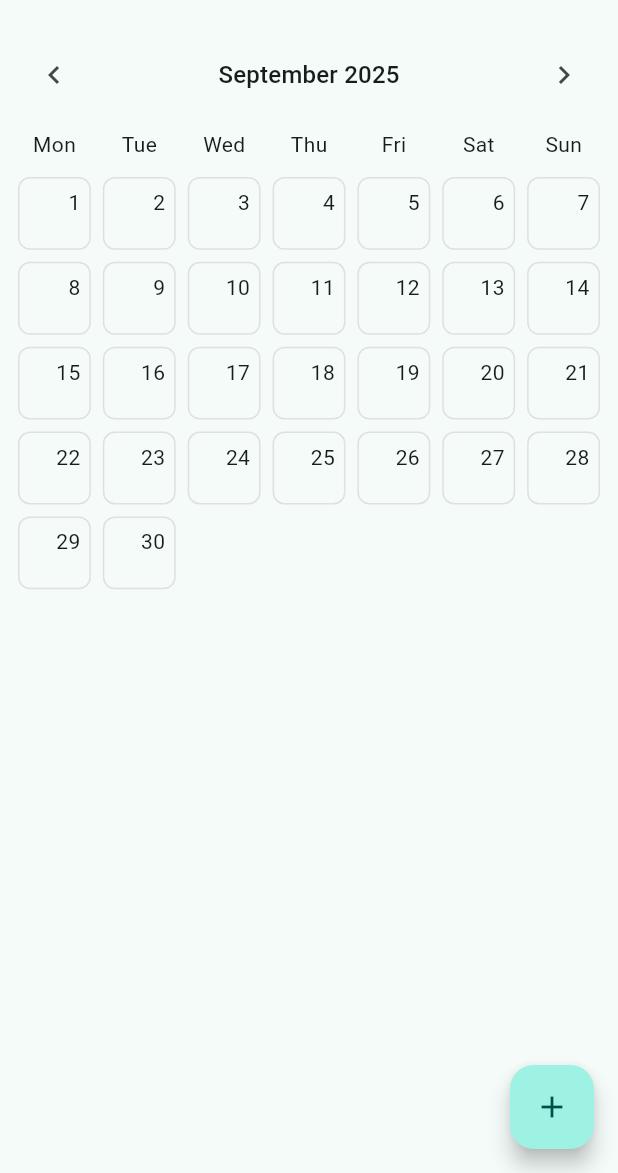
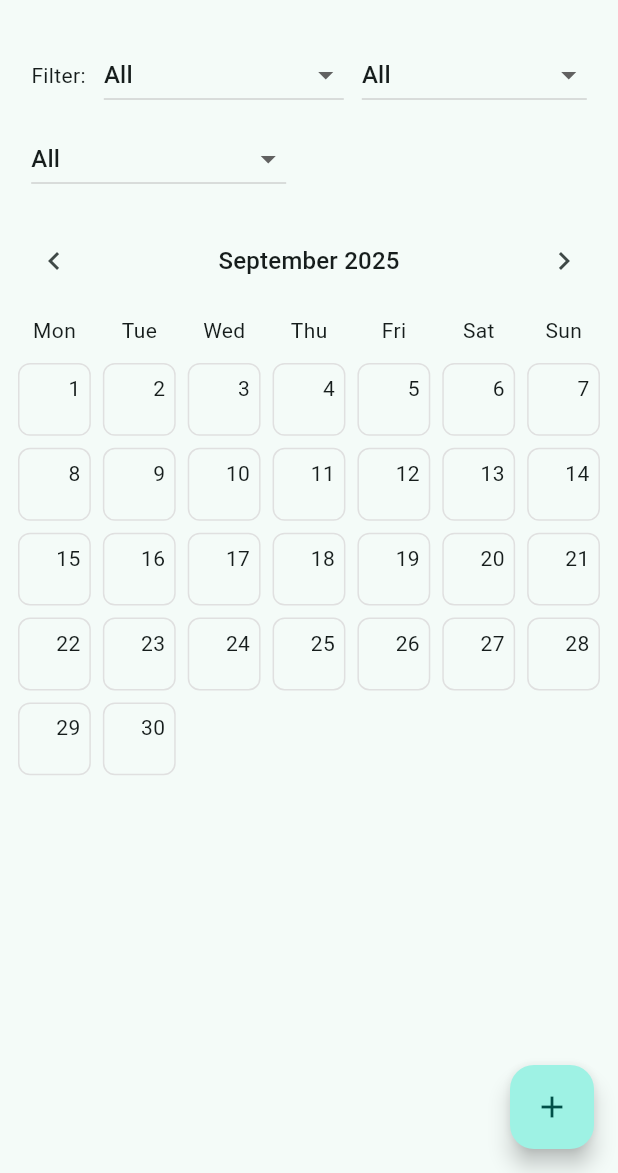
Before and after one commit to robithritz/renja_management, a Flutter app: the screen it shows after launch, after a tap on the "calendar month" icon, on a phone screen of 412 x 824 dp, the part 63-1236 px from its top. Run offline on Flutter 3.47's test engine with Material 3 defaults, Android fonts, the phone set to English and light mode, and no system bars; our stand-ins replace get, sqflite; accounts and stored records are empty.

Commit message:
add more filters

```diff
--- a/lib/modules/renja/renja_controller.dart
+++ b/lib/modules/renja/renja_controller.dart
@@ -14,14 +14,31 @@ class RenjaController extends GetxController {
 
   // UI state
   final selectedInstansi = Rxn<Instansi>();
+  final selectedTahunHijriah = Rxn<int>();
+  final selectedBulanHijriah = Rxn<String>();
+
   final calendarMode = false.obs;
   final currentMonth = DateTime(DateTime.now().year, DateTime.now().month).obs;
 
-  // Derived list with instansi filter applied
+  // Derived list with filters applied (instansi, tahun hijriah, bulan hijriah)
   List<Renja> get filteredItems {
-    final sel = selectedInstansi.value;
-    if (sel == null) return items;
-    return items.where((r) => r.instansi == sel).toList();
+    Iterable<Renja> list = items;
+
+    final inst = selectedInstansi.value;
+    if (inst != null) {
+      list = list.where((r) => r.instansi == inst);
+    }
+    final th = selectedTahunHijriah.value;
+    if (th != null) {
+      list = list.where((r) => r.tahunHijriah == th);
+    }
+    final bln = selectedBulanHijriah.value;
+    if (bln != null && bln.trim().isNotEmpty) {
+      final v = bln.trim().toLowerCase();
+      list = list.where((r) => r.bulanHijriah.toLowerCase() == v);
+    }
+
+    return list.toList();
   }
 
   @override
--- a/lib/modules/renja/renja_list_page.dart
+++ b/lib/modules/renja/renja_list_page.dart
@@ -32,41 +32,18 @@ class RenjaListPage extends StatelessWidget {
           return const Center(child: CircularProgressIndicator());
         }
         if (c.calendarMode.value) {
-          return _CalendarView();
+          return Column(
+            children: [
+              _FilterBar(),
+              Expanded(child: _CalendarView()),
+            ],
+          );
         }
         // List mode with filter by instansi
         final filtered = c.filteredItems;
         return Column(
           children: [
-            Padding(
-              padding: const EdgeInsets.fromLTRB(16, 12, 16, 8),
-              child: Row(
-                children: [
-                  const Text('Filter: '),
-                  const SizedBox(width: 12),
-                  Expanded(
-                    child: DropdownButton<Instansi?>(
-                      isExpanded: true,
-                      value: c.selectedInstansi.value,
-                      hint: const Text('All Instansi'),
-                      items: [
-                        const DropdownMenuItem<Instansi?>(
-                          value: null,
-                          child: Text('All'),
-                        ),
-                        ...Instansi.values.map(
-                          (e) => DropdownMenuItem<Instansi?>(
-                            value: e,
-                            child: Text(e.asString),
-                          ),
-                        ),
-                      ],
-                      onChanged: (v) => c.selectedInstansi.value = v,
-                    ),
-                  ),
-                ],
-              ),
-            ),
+            _FilterBar(),
             Expanded(
               child: filtered.isEmpty
                   ? const Center(child: Text('No data. Tap + to add.'))
@@ -174,6 +151,7 @@ class _CalendarView extends StatelessWidget {
                   headerFmt.format(month),
                   style: Theme.of(context).textTheme.titleMedium,
                 ),
+
                 IconButton(
                   icon: const Icon(Icons.chevron_right),
                   onPressed: () {
@@ -230,8 +208,9 @@ class _CalendarView extends StatelessWidget {
                             final r = items[i];
                             return ListTile(
                               title: Text(r.kegiatanDesc),
+                              isThreeLine: true,
                               subtitle: Text(
-                                '${r.time} • ${r.instansi.asString}',
+                                '${r.time} • ${r.instansi.asString}\nHijriah: ${r.bulanHijriah} ${r.tahunHijriah}',
                               ),
                             );
                           },
@@ -249,6 +228,53 @@ class _CalendarView extends StatelessWidget {
                     child: Stack(
                       children: [
                         Positioned(top: 6, right: 6, child: Text('$day')),
+                        // Show up to three kegiatan labels, color-coded by instansi
+                        Positioned.fill(
+                          child: Padding(
+                            padding: const EdgeInsets.only(
+                              top: 22,
+                              left: 4,
+                              right: 4,
+                              bottom: 14,
+                            ),
+                            child: has
+                                ? Column(
+                                    crossAxisAlignment:
+                                        CrossAxisAlignment.start,
+                                    children: [
+                                      ...items
+                                          .take(3)
+                                          .map(
+                                            (e) => Padding(
+                                              padding: const EdgeInsets.only(
+                                                bottom: 2,
+                                              ),
+                                              child: Text(
+                                                e.kegiatanDesc,
+                                                maxLines: 1,
+                                                overflow: TextOverflow.ellipsis,
+                                                style: TextStyle(
+                                                  fontSize: 10,
+                                                  color: _instansiColor(
+                                                    e.instansi,
+                                                  ),
+                                                ),
+                                              ),
+                                            ),
+                                          ),
+                                      if (items.length > 3)
+                                        const Text(
+                                          '...',
+                                          style: TextStyle(
+                                            fontSize: 10,
+                                            color: Colors.grey,
+                                          ),
+                                        ),
+                                    ],
+                                  )
+                                : const SizedBox.shrink(),
+                          ),
+                        ),
                         if (has)
                           Positioned(
                             bottom: 6,
@@ -277,3 +303,97 @@ class _CalendarView extends StatelessWidget {
     });
   }
 }
+
+Color _instansiColor(Instansi i) {
+  switch (i) {
+    case Instansi.EKL:
+      return Colors.teal;
+    case Instansi.DAKWAH:
+      return Colors.deepPurple;
+    case Instansi.IKK:
+      return Colors.orange;
+    case Instansi.TRB:
+      return Colors.blue;
+    case Instansi.UP:
+      return Colors.pink;
+  }
+}
+
+class _FilterBar extends StatelessWidget {
+  const _FilterBar({super.key});
+
+  @override
+  Widget build(BuildContext context) {
+    final c = Get.find<RenjaController>();
+    return Obx(() {
+      final years = c.items.map((e) => e.tahunHijriah).toSet().toList()..sort();
+      final months = c.items.map((e) => e.bulanHijriah).toSet().toList()
+        ..sort((a, b) => a.toLowerCase().compareTo(b.toLowerCase()));
+      return Padding(
+        padding: const EdgeInsets.fromLTRB(16, 12, 16, 8),
+        child: Wrap(
+          spacing: 12,
+          runSpacing: 8,
+          crossAxisAlignment: WrapCrossAlignment.center,
+          children: [
+            const Text('Filter:'),
+            SizedBox(
+              width: 160,
+              child: DropdownButton<Instansi?>(
+                isExpanded: true,
+                value: c.selectedInstansi.value,
+                hint: const Text('Instansi'),
+                items: [
+                  const DropdownMenuItem<Instansi?>(
+                    value: null,
+                    child: Text('All'),
+                  ),
+                  ...Instansi.values.map(
+                    (e) => DropdownMenuItem<Instansi?>(
+                      value: e,
+                      child: Text(e.asString),
+                    ),
+                  ),
+                ],
+                onChanged: (v) => c.selectedInstansi.value = v,
+              ),
+            ),
+            SizedBox(
+              width: 150,
+              child: DropdownButton<int?>(
+                isExpanded: true,
+                value: c.selectedTahunHijriah.value,
+                hint: const Text('Tahun Hijriah'),
+                items: [
+                  const DropdownMenuItem<int?>(value: null, child: Text('All')),
+                  ...years.map(
+                    (y) => DropdownMenuItem<int?>(value: y, child: Text('$y')),
+                  ),
+                ],
+                onChanged: (v) => c.selectedTahunHijriah.value = v,
+              ),
+            ),
+            SizedBox(
+              width: 170,
+              child: DropdownButton<String?>(
+                isExpanded: true,
+                value: c.selectedBulanHijriah.value,
+                hint: const Text('Bulan Hijriah'),
+                items: [
+                  const DropdownMenuItem<String?>(
+                    value: null,
+                    child: Text('All'),
+                  ),
+                  ...months.map(
+                    (m) => DropdownMenuItem<String?>(value: m, child: Text(m)),
+                  ),
+                ],
+                onChanged: (v) => c.selectedBulanHijriah.value = v,
+              ),
+            ),
+          ],
+        ),
+      );
+    });
+  }
+}
```
